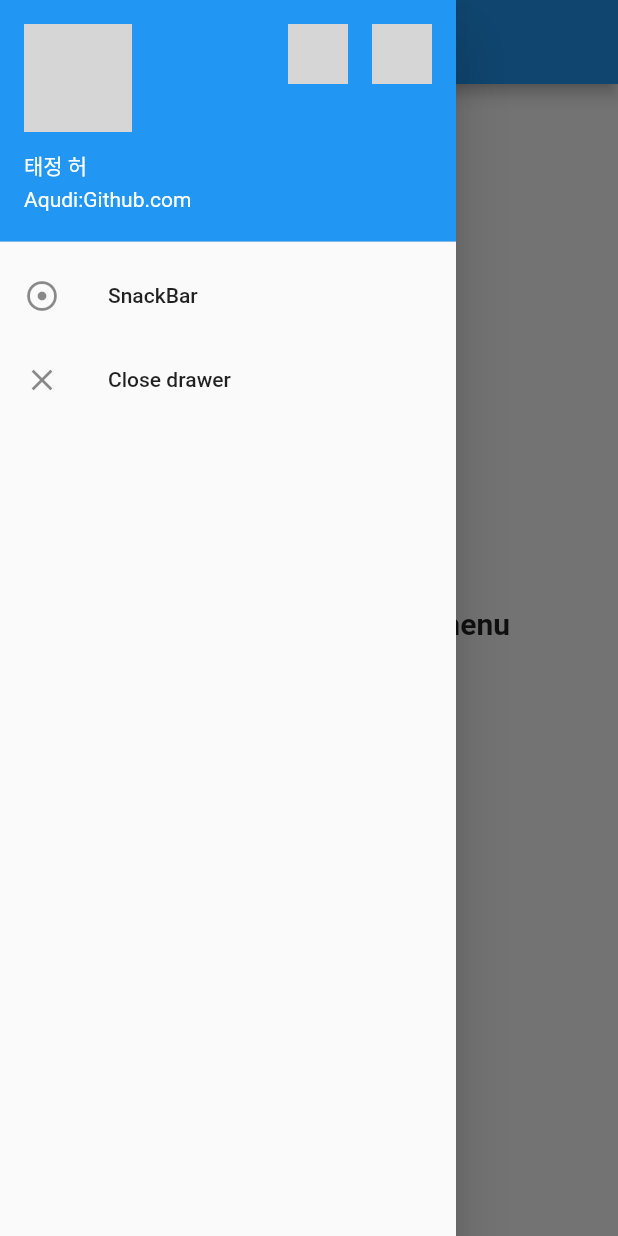
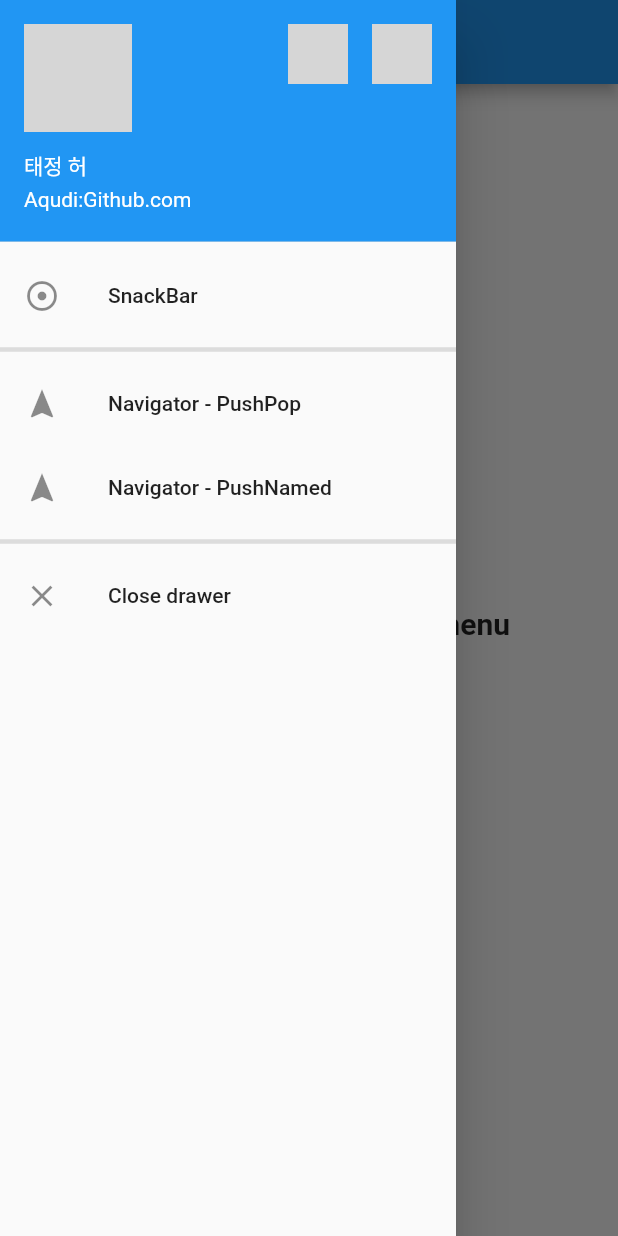
Before and after one commit to Aqudi/Flutter-Cookbook, a Flutter app: the screen it shows after launch, with the side drawer open, on a phone screen of 412 x 824 dp. Run offline on Flutter 3.47's test engine with Material 2 defaults, Android fonts, the phone set to English and light mode, and no system bars; our stand-ins replace fluttertoast; network calls fail; grey boxes are pictures that could not be loaded.

Commit message:
Add PushNamed example

```diff
--- a/lib/main.dart
+++ b/lib/main.dart
@@ -1,4 +1,6 @@
 import 'package:flutter/material.dart';
+import 'package:flutterexamples/Navigator_Test/pushNamed.dart';
+import 'package:flutterexamples/Navigator_Test/push_pop.dart';
 import 'package:flutterexamples/snack_bar_page.dart';
 
 void main() => runApp(MyApp());
@@ -12,7 +14,16 @@ class MyApp extends StatelessWidget {
       theme: ThemeData(
         primarySwatch: Colors.blue,
       ),
-      home: HomePage(),
+
+      // Navitaion - pushNamed
+      initialRoute: '/',
+      routes: {
+        '/' : (context) => HomePage(),
+        '/a' : (context) => PushNamedA(),
+        '/b' : (context) => PushNamedB(),
+        '/c' : (context) => PushNamedC(),
+      },
+      //home: HomePage(),
     );
   }
 }
@@ -24,6 +35,8 @@ class HomePage extends StatelessWidget {
 
   final List _pages = [
     SnackBarPage(),
+    PushPopPage(),
+    PushNamedA(),
   ];
 
   @override
@@ -84,6 +97,22 @@ class HomePage extends StatelessWidget {
                   Navigator.push(context,
                       MaterialPageRoute(builder: (context) => _pages[0]));
                 }),
+            Divider(thickness: 3.0,),
+            ListTile(
+                leading: Icon(Icons.navigation),
+                title: Text('Navigator - PushPop'),
+                onTap: () {
+                  Navigator.push(context,
+                      MaterialPageRoute(builder: (context) => _pages[1]));
+                }),
+            ListTile(
+                leading: Icon(Icons.navigation),
+                title: Text('Navigator - PushNamed'),
+                onTap: () {
+                  Navigator.push(context,
+                      MaterialPageRoute(builder: (context) => _pages[2]));
+                }),
+            Divider(thickness: 3.0,),
             ListTile(
                 leading: Icon(Icons.close),
                 title: Text('Close drawer'),
```
Also changed, not shown: lib/Navigator_Test/pushNamed.dart (added, +71 -0 lines), assets/md/image_1.png (added), 1 other file.
